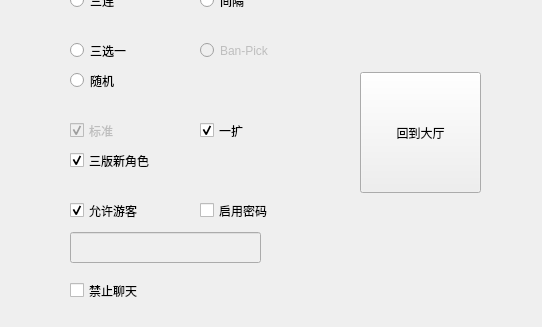
The window that client/RoomSet.ui (chntujia/CodfiyAsteriatedGrailClient) describes before a commit, drawn with Qt 5; both pictures show x 180 to 722 and y 248 to 575 of the 722 by 575 pixel window.
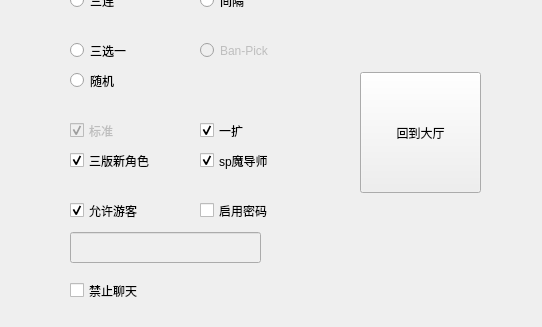
The same window after the commit.

Commit message: sp魔导师

What changed in the file:
```diff
--- a/client/RoomSet.ui
+++ b/client/RoomSet.ui
@@ -436,6 +436,25 @@
     <string>&lt;html&gt;&lt;head/&gt;&lt;body&gt;&lt;p&gt;&lt;span style=&quot; font-size:10pt; font-weight:600;&quot;&gt;聊天选项&lt;/span&gt;&lt;/p&gt;&lt;/body&gt;&lt;/html&gt;</string>
    </property>
   </widget>
+  <widget class="QCheckBox" name="checkBoxRoleRangespMoDao">
+   <property name="enabled">
+    <bool>true</bool>
+   </property>
+   <property name="geometry">
+    <rect>
+     <x>380</x>
+     <y>400</y>
+     <width>81</width>
+     <height>17</height>
+    </rect>
+   </property>
+   <property name="text">
+    <string>sp魔导师</string>
+   </property>
+   <property name="checked">
+    <bool>true</bool>
+   </property>
+  </widget>
  </widget>
  <resources/>
  <connections/>
```
The commit also changes 14 other files.
